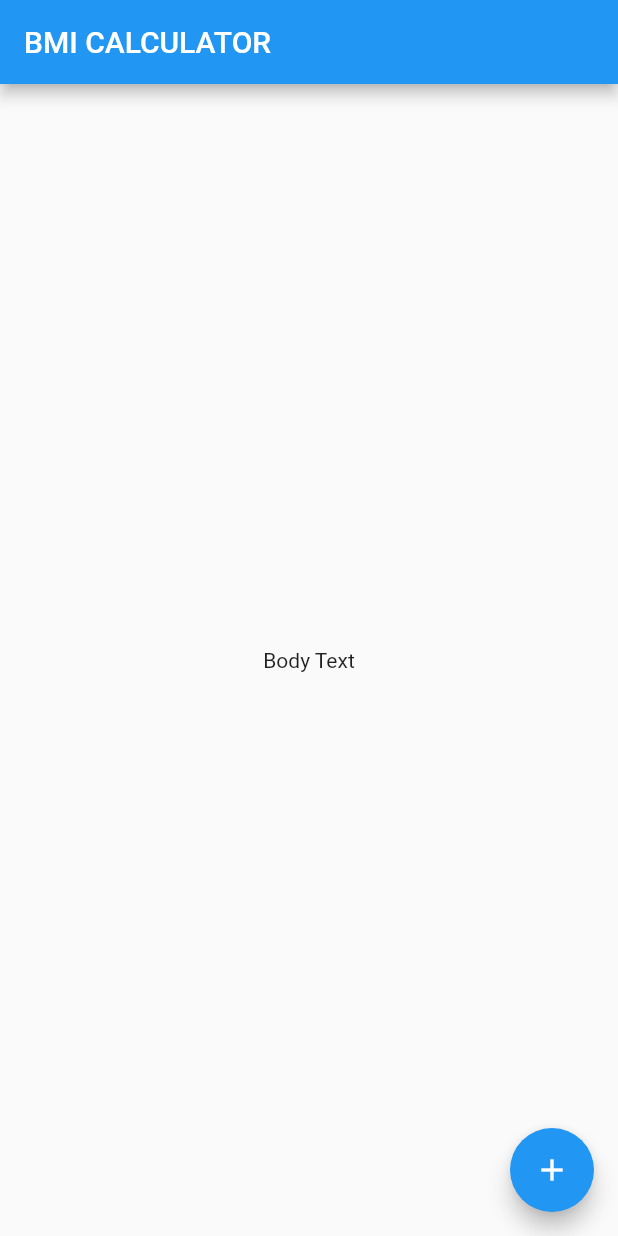
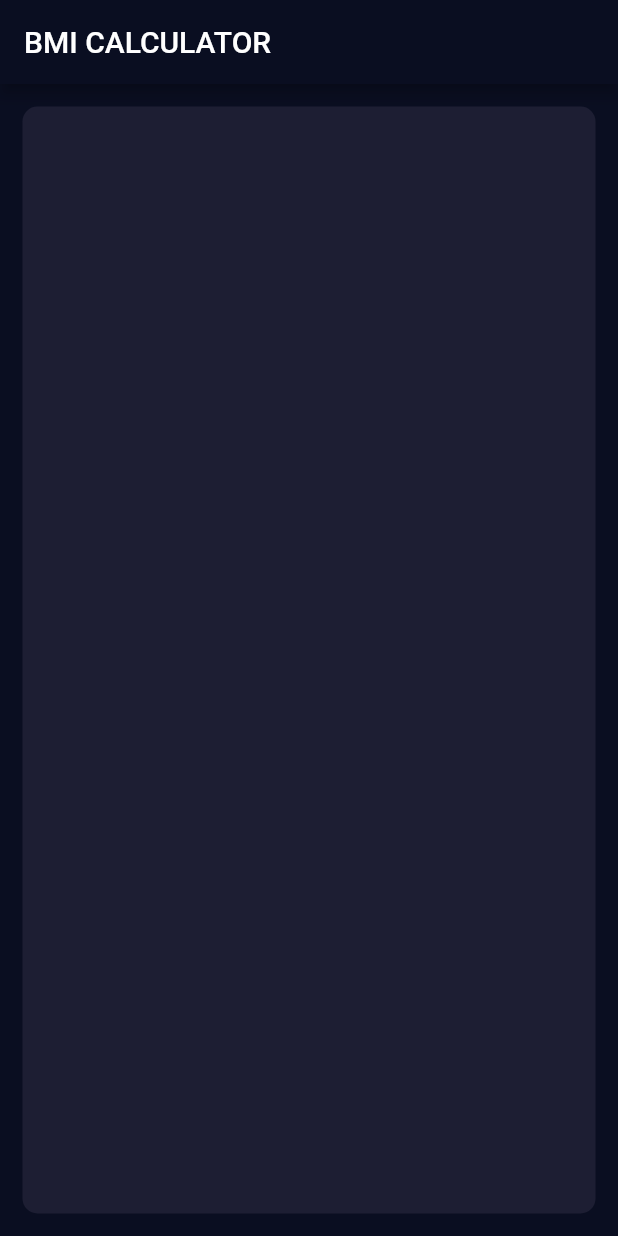
Before and after one commit to MarcSa/BMICalculator, a Flutter app: the screen it shows after launch, on a phone screen of 412 x 824 dp. Run offline on Flutter 3.47's test engine with Material 2 defaults, Android fonts, the phone set to English and light mode, and no system bars.

Commit message:
Before challenge lesson 123!

```diff
--- /dev/null
+++ b/lib/input_page.dart
@@ -0,0 +1,24 @@
+import 'package:flutter/material.dart';
+
+class InputPage extends StatefulWidget {
+  @override
+  _InputPageState createState() => _InputPageState();
+}
+
+class _InputPageState extends State<InputPage> {
+  @override
+  Widget build(BuildContext context) {
+    return Scaffold(
+      appBar: AppBar(
+        title: Text('BMI CALCULATOR'),
+      ),
+      body: Container(
+        margin: EdgeInsets.all(15.0),
+        decoration: BoxDecoration(
+          color: Color(0xFF1D1E33),
+          borderRadius: BorderRadius.circular(10.0),
+        ),
+      ),
+    );
+  }
+}
--- a/lib/main.dart
+++ b/lib/main.dart
@@ -1,4 +1,5 @@
 import 'package:flutter/material.dart';
+import 'input_page.dart';
 
 void main() => runApp(BMICalculator());
 
@@ -6,29 +7,14 @@
   @override
   Widget build(BuildContext context) {
     return MaterialApp(
+      theme: ThemeData.dark().copyWith(
+        appBarTheme: AppBarTheme(
+          color: Color(0xFF0A0E21),
+        ),
+        primaryColor: Color(0xFF0A0E21),
+        scaffoldBackgroundColor: Color(0xFF0A0E21),
+      ),
       home: InputPage(),
     );
   }
 }
-
-class InputPage extends StatefulWidget {
-  @override
-  _InputPageState createState() => _InputPageState();
-}
-
-class _InputPageState extends State<InputPage> {
-  @override
-  Widget build(BuildContext context) {
-    return Scaffold(
-      appBar: AppBar(
-        title: Text('BMI CALCULATOR'),
-      ),
-      body: Center(
-        child: Text('Body Text'),
-      ),
-      floatingActionButton: FloatingActionButton(
-        child: Icon(Icons.add),
-      ),
-    );
-  }
-}
```
